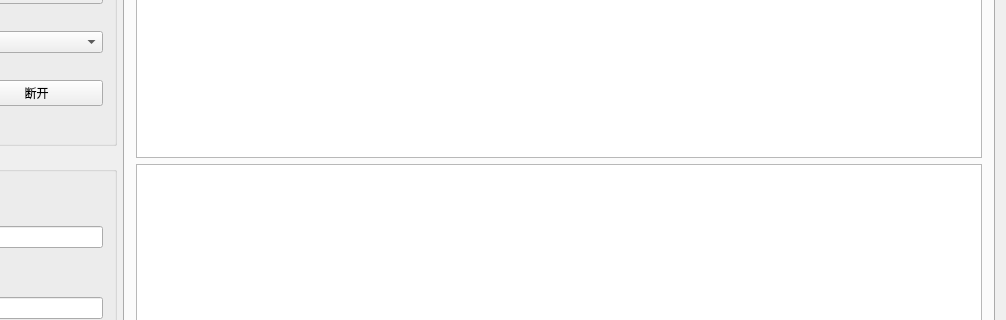
Qt form iTmsTest/iTmsTest.ui (fzlgejiao/PTMS) before a commit; both pictures show x 194 to 1200 and y 249 to 569 of the 1200 by 800 pixel window.
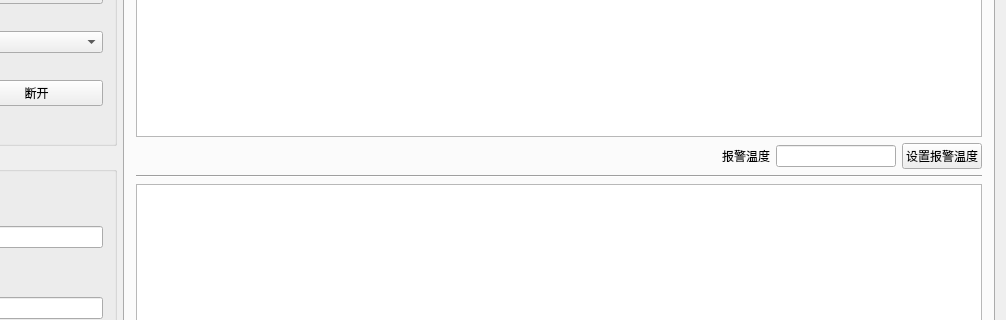
The same form after that commit.

Commit message: 1) allow set temp limit 2) add field 'TEMPMAX' in table 'TAGS' and 'DATA'

Diff of the .ui file:
```diff
--- a/iTmsTest/iTmsTest.ui
+++ b/iTmsTest/iTmsTest.ui
@@ -275,6 +275,54 @@
         <item>
          <widget class="QTableView" name="tableViewOnline"/>
         </item>
+        <item>
+         <layout class="QHBoxLayout" name="horizontalLayout_3">
+          <item>
+           <spacer name="horizontalSpacer">
+            <property name="orientation">
+             <enum>Qt::Horizontal</enum>
+            </property>
+            <property name="sizeHint" stdset="0">
+             <size>
+              <width>40</width>
+              <height>20</height>
+             </size>
+            </property>
+           </spacer>
+          </item>
+          <item>
+           <widget class="QLabel" name="label_9">
+            <property name="text">
+             <string>报警温度</string>
+            </property>
+           </widget>
+          </item>
+          <item>
+           <widget class="QLineEdit" name="leTempMax">
+            <property name="maximumSize">
+             <size>
+              <width>120</width>
+              <height>16777215</height>
+             </size>
+            </property>
+           </widget>
+          </item>
+          <item>
+           <widget class="QPushButton" name="btnSetTempMax">
+            <property name="text">
+             <string>设置报警温度</string>
+            </property>
+           </widget>
+          </item>
+         </layout>
+        </item>
+        <item>
+         <widget class="Line" name="line">
+          <property name="orientation">
+           <enum>Qt::Horizontal</enum>
+          </property>
+         </widget>
+        </item>
         <item>
          <widget class="QPlainTextEdit" name="plainTextEdit">
           <property name="readOnly">
```
Left out of the diff: 2 changed lines with no effect on the pictures. The commit also changes 2 other files.
